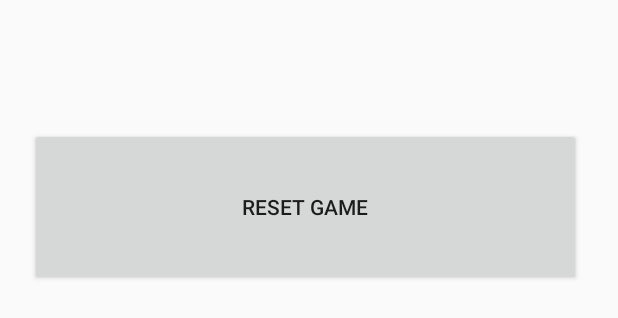
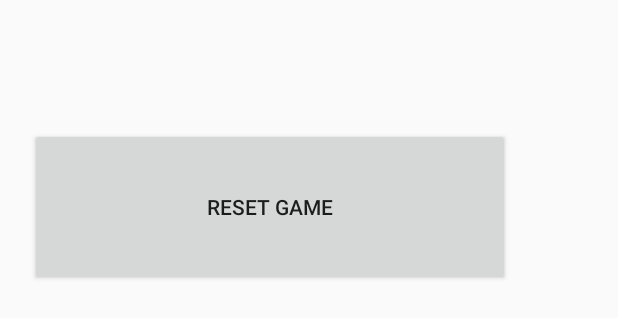
Before and after one commit to HeroFruit/TTT, an Android app built with Jetpack Compose: the layout dialog_winner.xml on its own in the app's theme, with its tools: preview values and no code run, on a phone screen of 412 x 824 dp. Shown: the top 318 px of the screen. Run offline under Robolectric (Android 15) with nearby library versions, the phone set to English and light mode, and no system bars.

Commit message:
2. Commit

```diff
--- a/app/src/main/java/de/tfc/tic_tac_toe/ui/theme/Theme.kt
+++ b/app/src/main/java/de/tfc/tic_tac_toe/ui/theme/Theme.kt
@@ -47,7 +47,7 @@ fun TicTacToeTheme(
         }
 
         darkTheme -> DarkColorScheme
-        else -> LightColorScheme
+        else -> DarkColorScheme
     }
 
     MaterialTheme(
--- a/app/src/main/res/layout/activity_main.xml
+++ b/app/src/main/res/layout/activity_main.xml
@@ -2,7 +2,6 @@
 <RelativeLayout xmlns:android="http://schemas.android.com/apk/res/android"
     android:layout_width="match_parent"
     android:layout_height="match_parent"
-    android:orientation="horizontal"
     android:padding="16dp">
 
     <GridLayout
--- a/app/src/main/res/layout/dialog_winner.xml
+++ b/app/src/main/res/layout/dialog_winner.xml
@@ -17,7 +17,7 @@
 
     <Button
         android:id="@+id/resetButton"
-        android:layout_width="367dp"
+        android:layout_width="320dp"
         android:layout_height="105dp"
         android:layout_gravity="center"
         android:text="Reset Game" />
--- a/app/src/main/res/xml/data_extraction_rules.xml
+++ b/app/src/main/res/xml/data_extraction_rules.xml
@@ -5,7 +5,7 @@
 -->
 <data-extraction-rules>
     <cloud-backup>
-        <!-- : Use <include> and <exclude> to control what is backed up.
+        <!--
         <include .../>
         <exclude .../>
         -->
```
